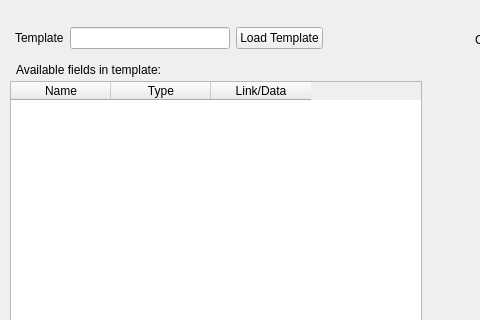
Above: untitled.ui from dossjh/pdf-template-filler before the change; both pictures show x 0 to 480 and y 0 to 320 of the 813 by 437 pixel window. Below: the same form after it.
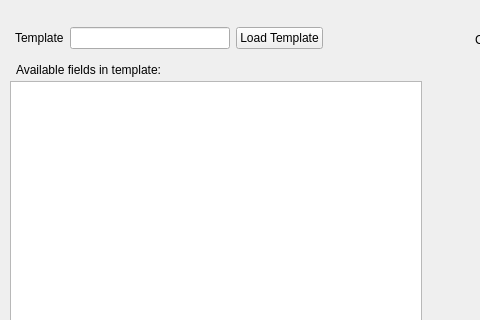
That is the form after the change.

Commit message: Added a Dragable tablerow class

Diff of the .ui file:
```diff
--- a/untitled.ui
+++ b/untitled.ui
@@ -31,21 +31,6 @@
    <property name="selectionBehavior">
     <enum>QAbstractItemView::SelectRows</enum>
    </property>
-   <column>
-    <property name="text">
-     <string>Name</string>
-    </property>
-   </column>
-   <column>
-    <property name="text">
-     <string>Type</string>
-    </property>
-   </column>
-   <column>
-    <property name="text">
-     <string>Link/Data</string>
-    </property>
-   </column>
   </widget>
   <widget class="QLabel" name="label_3">
    <property name="geometry">
@@ -234,7 +219,7 @@
     <string>First row is header</string>
    </property>
   </widget>
-  <widget class="QWidget" name="">
+  <widget class="QWidget" name="layoutWidget">
    <property name="geometry">
     <rect>
      <x>15</x>
```
Left out of the diff: 15 changed lines with no effect on the pictures. The commit also changes 1 other file.
